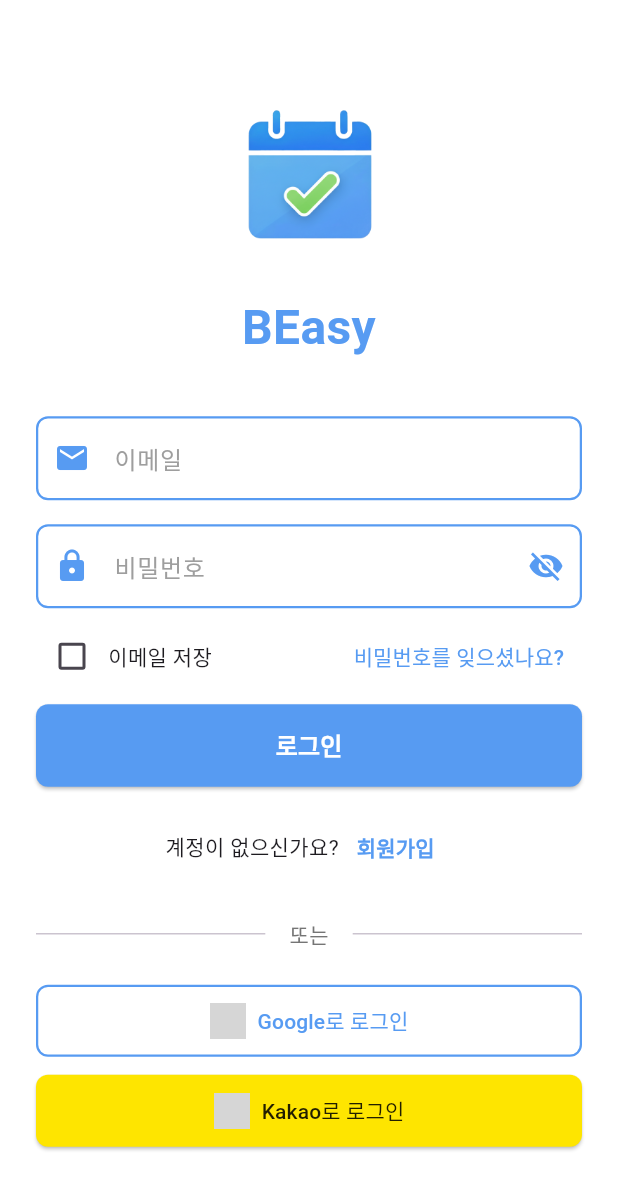
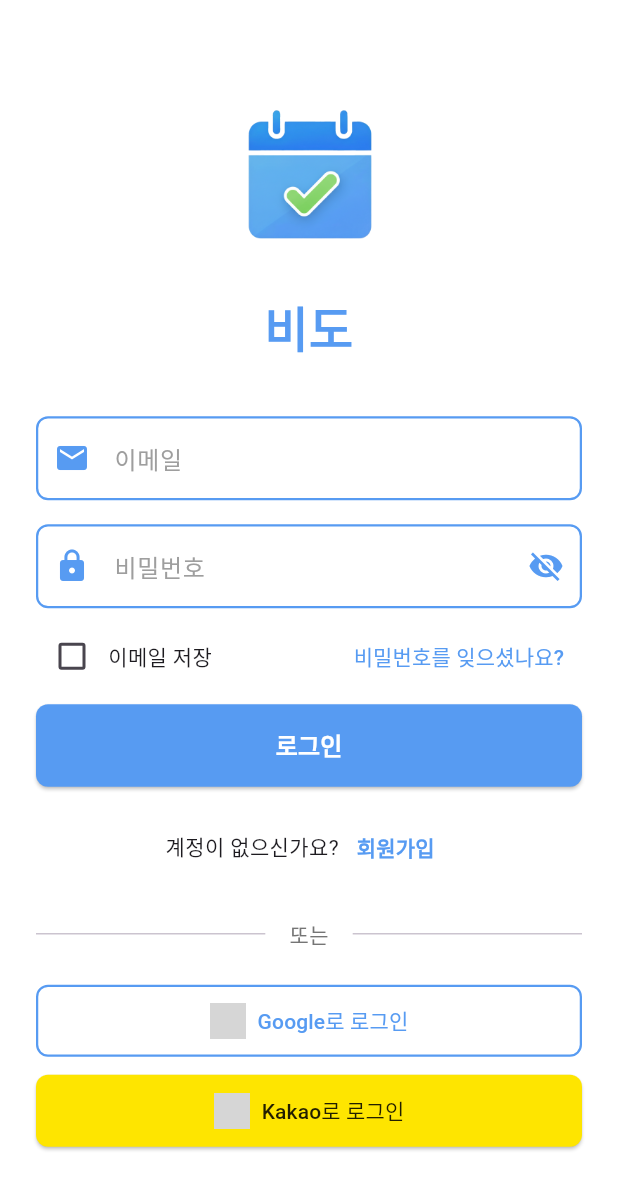
Before and after one commit to ssh5437/flutter_schedule_app, a Flutter app: the screen it shows after launch, on a phone screen of 412 x 824 dp. Shown: the top 1190 px of the screen. Run offline on Flutter 3.47's test engine with Material 3 defaults, Android fonts, the light colour scheme and no system bars; our stand-ins replace app_links, file_picker, firebase_analytics, firebase_core, fl_chart, flutter_colorpicker and 11 more; missing offline and left inert: encrypt, google_mlkit_text_recognition, home_widget, pointycastle, workmanager; accounts and stored records are empty; statements that could not run were skipped; grey boxes are pictures that could not be loaded.

Commit message:
이름 비도로 변경, 권장 조치 문제 해결

```diff
--- a/lib/screens/login_screen.dart
+++ b/lib/screens/login_screen.dart
@@ -264,7 +264,7 @@
                   ),
                   const SizedBox(height: 16),
                   const Text(
-                    'BEasy',
+                    '비도',
                     style: TextStyle(
                       fontSize: 32,
                       fontWeight: FontWeight.bold,
--- a/lib/screens/settings_screen.dart
+++ b/lib/screens/settings_screen.dart
@@ -873,7 +873,7 @@
               final Uri emailUri = Uri(
                 scheme: 'mailto',
                 path: 'vividlifekr@gmail.com',
-                query: 'subject=${Uri.encodeComponent('BEasy 관리 앱 문의')}',
+                query: 'subject=${Uri.encodeComponent('비도 관리 앱 문의')}',
               );
 
               try {
--- a/lib/services/backup_service.dart
+++ b/lib/services/backup_service.dart
@@ -143,7 +143,7 @@
       await Share.shareXFiles(
         [XFile(file.path)],
         subject: '스케줄 백업 파일',
-        text: 'BEasy 앱 백업 데이터입니다.',
+        text: '비도 앱 백업 데이터입니다.',
       );
     } catch (e) {
       throw Exception('백업 파일 공유 실패: $e');
```
Also changed, not shown: lib/main.dart (+14 -1 lines), 4 other files.
